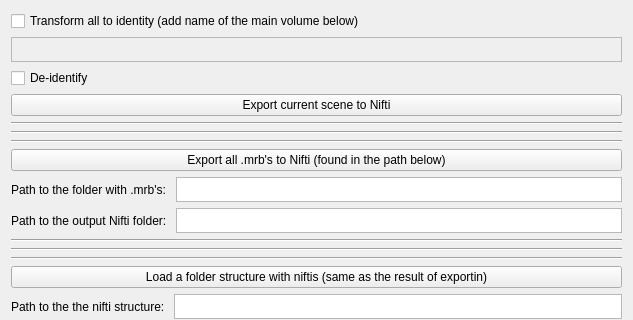
Old version of the form NiftiExport/NiftiExport/Resources/UI/NiftiExport.ui in the repository koegl/mthesis-datasets; both pictures show x 0 to 633 and y 0 to 320 of the 633 by 717 pixel window.
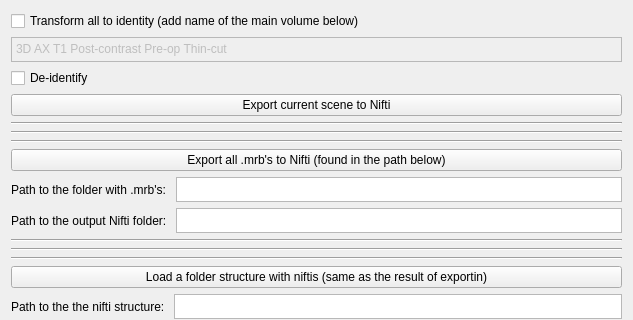
New version of the form. Custom widgets are drawn as their Qt base class.

Commit message: added default args an drenamed the text window for laoding parent idenitty

Diff of the .ui file:
```diff
--- a/NiftiExport/NiftiExport/Resources/UI/NiftiExport.ui
+++ b/NiftiExport/NiftiExport/Resources/UI/NiftiExport.ui
@@ -29,6 +29,9 @@
        <height>25</height>
       </size>
      </property>
+     <property name="plainText">
+      <string>3D AX T1 Post-contrast Pre-op Thin-cut</string>
+     </property>
     </widget>
    </item>
    <item>
```
Left out of the diff: 2 changed lines with no effect on the pictures.
